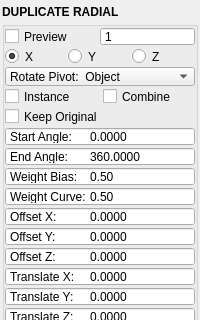
This is blendertk/edit_utils/duplicate_radial.ui in m3trik/blendertk as Qt 5 draws it before an edit; both pictures show x 0 to 200 and y 0 to 320 of the 200 by 523 pixel window. The edited form follows.
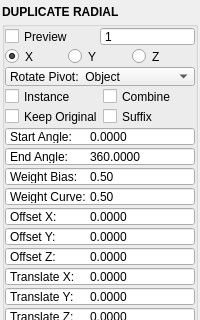
This is the edited form. Custom widgets are drawn as their Qt base class.

```diff
--- a/blendertk/edit_utils/duplicate_radial.ui
+++ b/blendertk/edit_utils/duplicate_radial.ui
@@ -667,6 +667,37 @@
            </property>
           </widget>
          </item>
+         <item row="7" column="2">
+          <widget class="QCheckBox" name="chk008">
+           <property name="minimumSize">
+            <size>
+             <width>0</width>
+             <height>19</height>
+            </size>
+           </property>
+           <property name="maximumSize">
+            <size>
+             <width>999</width>
+             <height>19</height>
+            </size>
+           </property>
+           <property name="toolTip">
+            <string>Whether to append a suffix to the names of the duplicates.</string>
+           </property>
+           <property name="text">
+            <string>Suffix</string>
+           </property>
+           <property name="iconSize">
+            <size>
+             <width>18</width>
+             <height>18</height>
+            </size>
+           </property>
+           <property name="checkable">
+            <bool>true</bool>
+           </property>
+          </widget>
+         </item>
          <item row="6" column="1">
           <widget class="QCheckBox" name="chk005">
            <property name="minimumSize">
```
